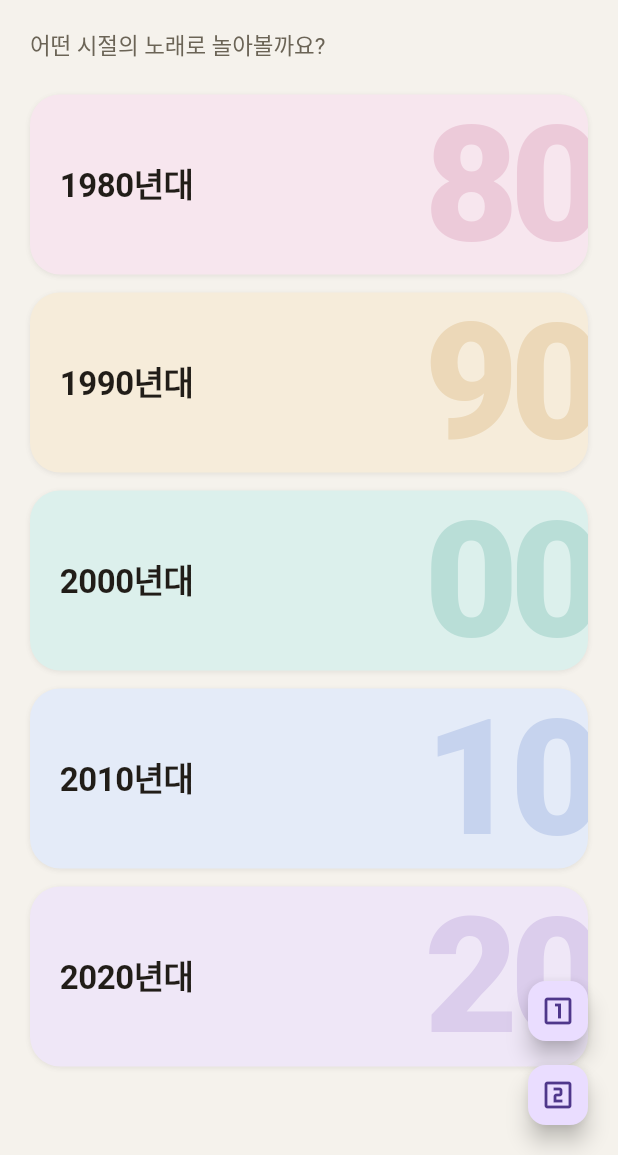
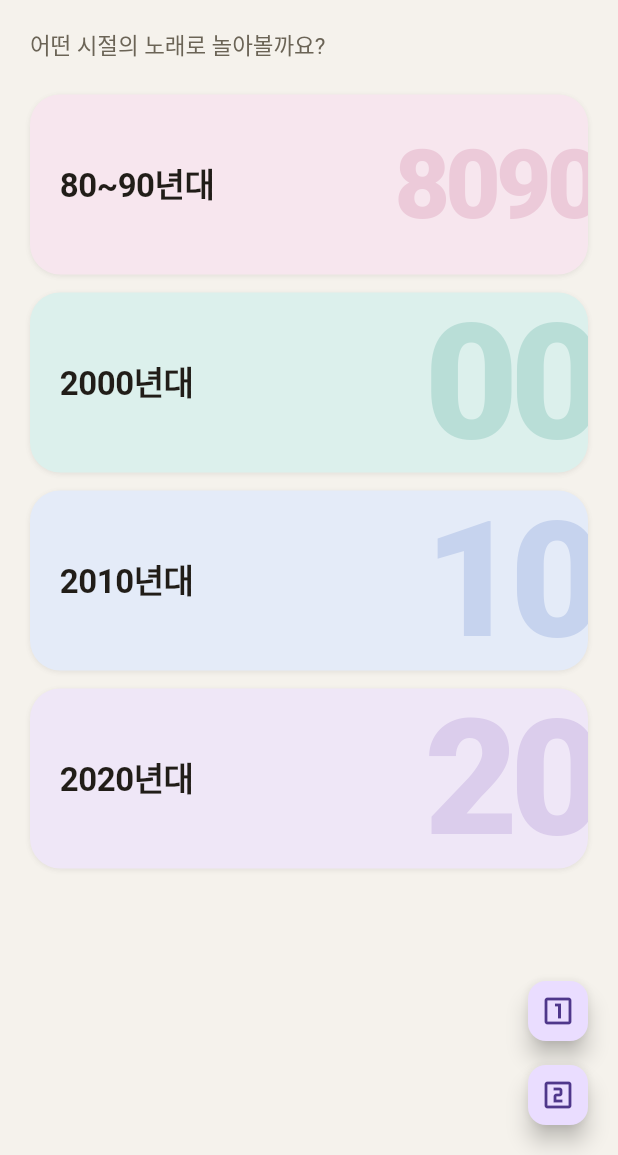
Before and after one commit to jihojivenchy/picsong, a Flutter app: the screen it shows after launch, after a tap on "건너뛰기", on a phone screen of 412 x 824 dp, the part 81-1236 px from its top. Run offline on Flutter 3.47's test engine with Material 3 defaults, Android fonts, the phone set to English and light mode, and no system bars; drawn by our look-alikes of toastification; our stand-ins replace cached_network_image, custom_refresh_indicator, equatable, flutter_bloc, flutter_easyloading, flutter_hooks and 6 more; accounts and stored records are empty; Roboto replaces fonts that are missing (Pretendard); project files that could hold a hidden picture were left out.

Commit message:
refactor(era): 1980·1990년대를 80~90년대 한 시대로 병합

```diff
--- a/lib/domain/entities/era/era.dart
+++ b/lib/domain/entities/era/era.dart
@@ -1,21 +1,25 @@
 /// 게임이 다루는 음악 시대(1980~2020년대).
 enum Era {
-  era80s(id: '80s', label: '1980년대', watermark: '80', queryValue: '1980s'),
-  era90s(id: '90s', label: '1990년대', watermark: '90', queryValue: '1990s'),
+  era8090s(
+    id: '8090s',
+    label: '80~90년대',
+    watermark: '8090',
+    queryValue: '8090s',
+  ),
   era00s(id: '00s', label: '2000년대', watermark: '00', queryValue: '2000s'),
   era10s(id: '10s', label: '2010년대', watermark: '10', queryValue: '2010s'),
   era20s(id: '20s', label: '2020년대', watermark: '20', queryValue: '2020s');
 
-  /// 시대 식별자 (예: '80s')
+  /// 시대 식별자 (예: '8090s')
   final String id;
 
-  /// 시대 표기 (예: '1980년대')
+  /// 시대 표기 (예: '80~90년대')
   final String label;
 
-  /// 카드 워터마크 숫자 (예: '80')
+  /// 카드 워터마크 숫자 (예: '8090')
   final String watermark;
 
-  /// songs.json의 era 값 (예: '1980s')
+  /// songs.json의 era 값 (예: '8090s')
   final String queryValue;
 
   const Era({
@@ -26,13 +30,13 @@ enum Era {
   });
 
   ///
-  /// songs.json의 era 문자열을 시대로 변환 (미상이면 1980년대)
+  /// songs.json의 era 문자열을 시대로 변환 (미상이면 80~90년대)
   ///
   factory Era.fromQueryValue(String? value) {
-    if (value == null) return Era.era80s;
+    if (value == null) return Era.era8090s;
     return Era.values.firstWhere(
       (Era era) => era.queryValue == value,
-      orElse: () => Era.era80s,
+      orElse: () => Era.era8090s,
     );
   }
 }
--- a/lib/presentation/design_system/foundation/app_colors.dart
+++ b/lib/presentation/design_system/foundation/app_colors.dart
@@ -164,11 +164,9 @@ class AppColors {
   static const Color secondarySoft = Color(0xffEFECE4);
   static const Color onSecondary = white;
 
-  // ---- 시대 색 (1980s~2020s, 한 가족) ----
-  static const Color era80s = Color(0xffC25B86);
-  static const Color era80sSoft = Color(0xffF7E6EE);
-  static const Color era90s = Color(0xffC2882F);
-  static const Color era90sSoft = Color(0xffF6ECDA);
+  // ---- 시대 색 (80~90s~2020s, 한 가족) ----
+  static const Color era8090s = Color(0xffC25B86);
+  static const Color era8090sSoft = Color(0xffF7E6EE);
   static const Color era00s = Color(0xff2F9685);
   static const Color era00sSoft = Color(0xffDCF0EC);
   static const Color era10s = Color(0xff4F73C4);
--- a/lib/presentation/screens/home/widgets/era_item.dart
+++ b/lib/presentation/screens/home/widgets/era_item.dart
@@ -60,13 +60,15 @@ class EraItem extends StatelessWidget {
     );
   }
 
-  /// 우측 반투명 연도 워터마크
+  /// 우측 반투명 연도 워터마크 — 자릿수가 늘면 폰트를 줄여 라벨과 겹치지 않게 한다
   Widget _buildWatermark() {
+    final double fontSize = era.watermark.length > 2 ? 64 : 108;
+
     return AppText(
       text: era.watermark,
-      fontSize: 108,
+      fontSize: fontSize,
       fontWeight: FontWeight.w800,
-      letterSpacing: 108 * -0.05,
+      letterSpacing: fontSize * -0.05,
       height: 1,
       color: era.color.withValues(alpha: 0.2),
     );
```
Also changed, not shown: lib/presentation/common/extensions/era_extension.dart (+3 -6 lines).
